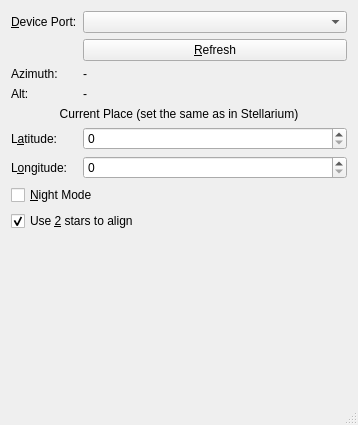
Old version of the form server_st/mainwindow.ui in the repository alexzk1/startrack.
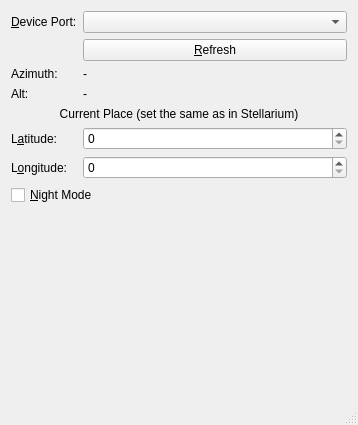
New version of the form. Icons and pictures are not drawn. Custom widgets are drawn as their Qt base class.

Commit message: removed"doubleStar" completely

What changed in the file:
```diff
--- a/server_st/mainwindow.ui
+++ b/server_st/mainwindow.ui
@@ -125,16 +125,6 @@
       </property>
      </widget>
     </item>
-    <item row="9" column="0" colspan="2">
-     <widget class="QCheckBox" name="cbDouble">
-      <property name="text">
-       <string>Use &amp;2 stars to align</string>
-      </property>
-      <property name="checked">
-       <bool>true</bool>
-      </property>
-     </widget>
-    </item>
    </layout>
   </widget>
   <widget class="QStatusBar" name="statusBar"/>
```
The commit also changes 3 other files.
